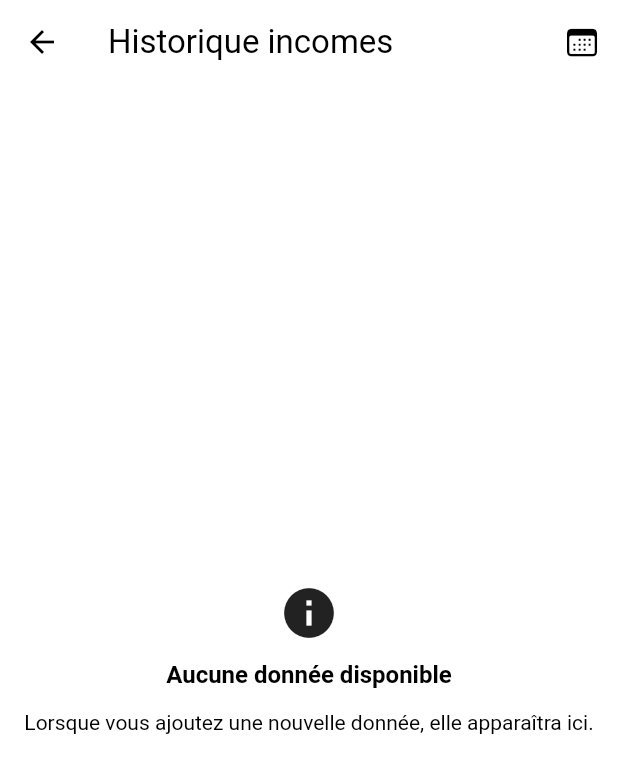
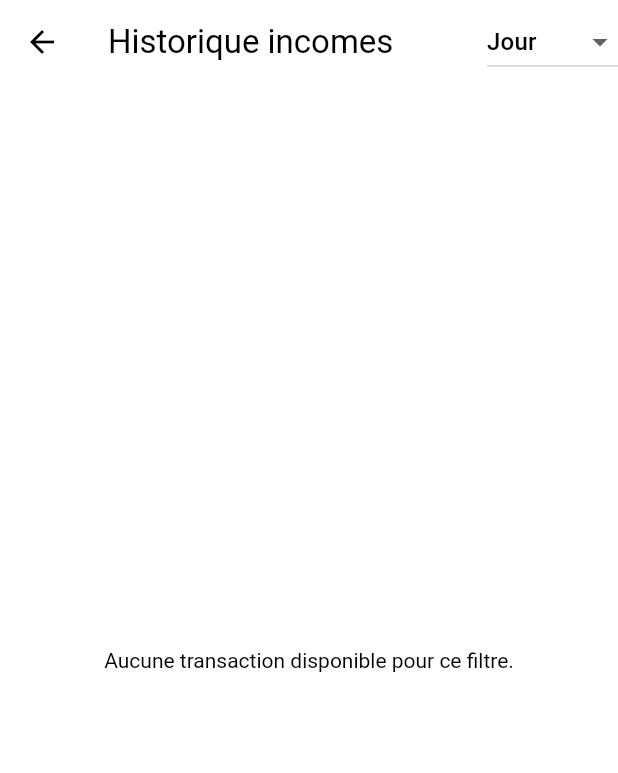
Before and after one commit to justinakonkwa/balar, a Flutter app: the screen it shows once a user with an empty profile is signed in, after a tap on "Revenus", on a phone screen of 412 x 824 dp. Shown: the top 773 px of the screen. Run offline on Flutter 3.47's test engine with Material 3 defaults, Android fonts, the light colour scheme and no system bars; our stand-ins replace cloud_firestore, connectivity_plus, country_code_picker, firebase_auth, firebase_core, firebase_messaging and 7 more; missing offline and left inert: dart:ffi; accounts and stored records are empty; Roboto replaces fonts that are missing (Montserrat).

Commit message:
add filtre per day,week, month and year

```diff
--- a/lib/screens/history_screen.dart
+++ b/lib/screens/history_screen.dart
@@ -20,39 +20,24 @@ class HistoriquePage extends StatefulWidget {
 }
 
 class _HistoriquePageState extends State<HistoriquePage> {
-  final dateFormat = DateFormat('dd/MM/yyyy'); // Format de la date
-  DateTime? selectedDate; // Variable pour stocker la date sélectionnée
-
+  final dateFormat = DateFormat('dd/MM/yyyy');
+  DateTime? selectedDate;
+  String selectedPeriod = 'Jour'; // Période sélectionnée pour le filtre
   Map<DateTime, List<Map<String, dynamic>>> groupedTransactions = {};
 
   @override
   void initState() {
     super.initState();
-    // Chargez vos transactions et organisez-les ici
-    // groupTransactionsByDate(transactions);
   }
 
-  void groupTransactionsByDate(List<Map<String, dynamic>> transactions) {
-    groupedTransactions = {};
+  // Fonction pour générer et partager le PDF
+  Future<void> generatePdfAndShare(
+      List<Map<String, dynamic>> transactions, DateTime? date) async {
+    final pdf = pw.Document();
+    final title = date != null
+        ? "Transactions du ${DateFormat('dd/MM/yyyy').format(date)}"
+        : "Historique complet des transactions";
 
-    for (var transaction in transactions) {
-      DateTime transactionDate = DateTime.parse(transaction['date']);
-      DateTime dateWithoutTime = DateTime(
-          transactionDate.year, transactionDate.month, transactionDate.day);
-
-      if (!groupedTransactions.containsKey(dateWithoutTime)) {
-        groupedTransactions[dateWithoutTime] = [];
-      }
-
-      groupedTransactions[dateWithoutTime]?.add(transaction);
-    }
-  }
-
-  Future<void> generatePdfAndShare(
-      List<Map<String, dynamic>> transactionsForDate, DateTime date) async {
-    final pdf = pw.Document();
-
-    // Ajout d'une page au PDF
     pdf.addPage(
       pw.Page(
         build: (context) {
@@ -60,14 +45,21 @@ class _HistoriquePageState extends State<HistoriquePage> {
             crossAxisAlignment: pw.CrossAxisAlignment.start,
             children: [
               pw.Text(
-                "Transactions du ${DateFormat('dd/MM/yyyy').format(date)}",
+                title,
                 style:
                     pw.TextStyle(fontSize: 18, fontWeight: pw.FontWeight.bold),
               ),
               pw.SizedBox(height: 10),
+              if (transactions.isNotEmpty)
                 pw.Table.fromTextArray(
-                headers: ['N°', 'Catégorie', 'Description', 'Montant'],
-                data: transactionsForDate.asMap().entries.map((entry) {
+                  headers: [
+                    'N°',
+                    'Catégorie',
+                    'Description',
+                    'Montant',
+                    'Date'
+                  ],
+                  data: transactions.asMap().entries.map((entry) {
                     int index = entry.key;
                     Map<String, dynamic> transaction = entry.value;
                     return [
@@ -75,28 +67,65 @@ class _HistoriquePageState extends State<HistoriquePage> {
                       transaction['category']?.toString() ?? '',
                       transaction['description']?.toString() ?? '',
                       transaction['price']?.toString() ?? '',
+                      transaction['date'] != null
+                          ? DateFormat('le dd-MM-yyyy')
+                              .format(DateTime.parse(transaction['date']))
+                          : 'Aucune date disponible',
                     ];
                   }).toList(),
-              ),
+                )
+              else
+                pw.Text("Aucune transaction disponible"),
             ],
           );
         },
       ),
     );
 
-    // Sauvegarde temporaire du PDF dans le répertoire temporaire de l'appareil
     final output = await getTemporaryDirectory();
     final file = File(
-        "${output.path}/transactions_${DateFormat('ddMMyyyy').format(date)}.pdf");
+        "${output.path}/transactions_${date != null ? DateFormat('ddMMyyyy').format(date) : 'historique_complet'}.pdf");
     await file.writeAsBytes(await pdf.save());
 
-    // Créer un XFile à partir du chemin du fichier
     final xFile = XFile(file.path);
+    Share.shareXFiles([xFile], text: title);
+  }
 
-    // Partage du fichier PDF
-    Share.shareXFiles([xFile],
-        text:
-            'Voici vos transactions pour le ${DateFormat('dd/MM/yyyy').format(date)}');
+  // Fonction pour filtrer les transactions par période sélectionnée
+  List<Map<String, dynamic>> filterTransactionsByPeriod(
+      List<Map<String, dynamic>> transactions) {
+    final now = DateTime.now();
+    final filteredTransactions = transactions.where((transaction) {
+      DateTime transactionDate;
+      if (transaction['date'] is Timestamp) {
+        transactionDate = (transaction['date'] as Timestamp).toDate();
+      } else if (transaction['date'] is String) {
+        transactionDate = DateTime.tryParse(transaction['date'])!;
+      } else {
+        return false;
+      }
+
+      switch (selectedPeriod) {
+        case 'Jour':
+          return transactionDate.day == now.day &&
+              transactionDate.month == now.month &&
+              transactionDate.year == now.year;
+        case 'Semaine':
+          final startOfWeek = now.subtract(Duration(days: now.weekday - 1));
+          final endOfWeek = startOfWeek.add(Duration(days: 6));
+          return transactionDate.isAfter(startOfWeek) &&
+              transactionDate.isBefore(endOfWeek);
+        case 'Mois':
+          return transactionDate.month == now.month &&
+              transactionDate.year == now.year;
+        case 'Année':
+          return transactionDate.year == now.year;
+        default:
+          return true;
+      }
+    }).toList();
+
+    return filteredTransactions;
   }
 
   @override
@@ -105,25 +134,20 @@ class _HistoriquePageState extends State<HistoriquePage> {
       appBar: AppBar(
         title: Text("Historique ${widget.type}"),
         actions: [
-          Row(
-            children: [
-              IconButton(
-                icon: Icon(CupertinoIcons.calendar),
-                onPressed: () async {
-                  final DateTime? picked = await showDatePicker(
-                    context: context,
-                    initialDate: DateTime.now(),
-                    firstDate: DateTime(2000),
-                    lastDate: DateTime(2101),
+          DropdownButton<String>(
+            value: selectedPeriod,
+            onChanged: (String? newValue) {
+              setState(() {
+                selectedPeriod = newValue!;
+              });
+            },
+            items: <String>['Jour', 'Semaine', 'Mois', 'Année']
+                .map<DropdownMenuItem<String>>((String value) {
+              return DropdownMenuItem<String>(
+                value: value,
+                child: Text(value),
               );
-                  if (picked != null) {
-                    setState(() {
-                      selectedDate = picked;
-                    });
-                  }
-                },
-              ),
-            ],
+            }).toList(),
           ),
         ],
       ),
@@ -134,14 +158,11 @@ class _HistoriquePageState extends State<HistoriquePage> {
             return const Center(child: CircularProgressIndicator());
           } else if (snapshot.hasError) {
             return Center(
-              child: AppText(
-                text: 'Erreur lors de la récupération des données',
-              ),
+              child:
+                  AppText(text: 'Erreur lors de la récupération des données'),
             );
           } else if (!snapshot.hasData) {
-            return const Center(
-              child: Text('Aucun utilisateur connecté.'),
-            );
+            return const Center(child: Text('Aucun utilisateur connecté.'));
           } else {
             String userId = snapshot.data!;
             return StreamBuilder<List<Map<String, dynamic>>>(
@@ -160,94 +181,21 @@ class _HistoriquePageState extends State<HistoriquePage> {
 
                 final transactions = snapshot.data ?? [];
 
-                // Si aucune transaction n'est disponible
-                if (transactions.isEmpty) {
+                // Filtrer les transactions par période sélectionnée
+                final filteredTransactions =
+                    filterTransactionsByPeriod(transactions);
+
+                if (filteredTransactions.isEmpty) {
                   return Center(
-                    child: Column(
-                      mainAxisAlignment: MainAxisAlignment.center,
-                      children: [
-                        Icon(Icons.info, size: 40),
-                        SizedBox(height: 10),
-                        AppTextLarge(
-                          text: "Aucune donnée disponible",
-                          size: 16,
-                        ),
-                        SizedBox(height: 10),
-                        AppText(
-                          text:
-                              "Lorsque vous ajoutez une nouvelle donnée, elle apparaîtra ici.",
+                    child: Padding(
+                      padding: const EdgeInsets.all(20.0),
+                      child: AppText(
+                        text: "Aucune transaction disponible pour ce filtre.",
                         textAlign: TextAlign.center,
                       ),
-                      ],
                     ),
                   );
-                }
-
-                // Regrouper les transactions par date
-                final groupedTransactions =
-                    <DateTime, List<Map<String, dynamic>>>{};
-
-                for (var transaction in transactions) {
-                  DateTime transactionDate;
-
-                  if (transaction['date'] is Timestamp) {
-                    transactionDate =
-                        (transaction['date'] as Timestamp).toDate();
-                  } else if (transaction['date'] is String) {
-                    transactionDate = DateTime.tryParse(transaction['date'])!;
                 } else {
-                    continue;
-                  }
-
-                  DateTime dateOnly = DateTime(
-                    transactionDate.year,
-                    transactionDate.month,
-                    transactionDate.day,
-                  ); // Ignorer les heures/minutes/secondes
-
-                  if (!groupedTransactions.containsKey(dateOnly)) {
-                    groupedTransactions[dateOnly] = [];
-                  }
-                  groupedTransactions[dateOnly]!.add(transaction);
-                }
-
-                // Si une date a été sélectionnée, filtrer les transactions
-                final filteredTransactions = selectedDate != null
-                    ? groupedTransactions.entries
-                        .where((entry) =>
-                            entry.key ==
-                            DateTime(
-                              selectedDate!.year,
-                              selectedDate!.month,
-                              selectedDate!.day,
-                            ))
-                        .toList()
-                    : groupedTransactions.entries.toList();
-
-                // Si aucune transaction n'est trouvée pour la date sélectionnée
-                if (filteredTransactions.isEmpty) {
-                  return Center(
-                    child: Column(
-                      mainAxisAlignment: MainAxisAlignment.center,
-                      children: [
-                        Icon(Icons.info, size: 40),
-                        SizedBox(height: 10),
-                        AppTextLarge(
-                          text: "Aucune donnée pour la date sélectionnée",
-                          size: 16,
-                        ),
-                        SizedBox(height: 10),
-                        AppText(
-                          text:
-                              "Sélectionnez une autre date ou ajoutez des transactions pour cette date.",
-                          textAlign: TextAlign.center,
-                        ),
-                      ],
-                    ),
-                  );
-                }
-
-                // Affichage du tableau complet
                   return SingleChildScrollView(
                     child: Container(
                       margin: EdgeInsets.all(10.0),
@@ -263,39 +211,20 @@ class _HistoriquePageState extends State<HistoriquePage> {
                           IconButton(
                             icon: Icon(CupertinoIcons.doc_text),
                             onPressed: () {
-                            if (groupedTransactions.isNotEmpty &&
-                                selectedDate != null) {
-                              final selectedDateWithoutTime = DateTime(
-                                  selectedDate!.year,
-                                  selectedDate!.month,
-                                  selectedDate!.day);
-                              final transactionsForSelectedDate =
-                                  groupedTransactions[
-                                          selectedDateWithoutTime] ??
-                                      [];
-
-                              if (transactionsForSelectedDate.isEmpty) {
-                                ScaffoldMessenger.of(context).showSnackBar(
-                                  SnackBar(
-                                    content: Text(
-                                        'Aucune transaction disponible pour cette date.'),
-                                  ),
-                                );
-                              } else {
-                                generatePdfAndShare(transactionsForSelectedDate,
-                                    selectedDateWithoutTime);
-                              }
+                              if (filteredTransactions.isNotEmpty) {
+                                generatePdfAndShare(
+                                    filteredTransactions, selectedDate);
                               } else {
                                 ScaffoldMessenger.of(context).showSnackBar(
                                   SnackBar(
-                                  content: Text(
-                                      'Pas de transactions ou date non sélectionnée.'),
+                                    content: Text(selectedDate == null
+                                        ? "Pas de transactions dans l'historique complet."
+                                        : "Aucune transaction pour cette date sélectionnée."),
                                   ),
                                 );
                               }
                             },
                           ),
-
                           // Affichage des titres du tableau (une seule fois)
                           Table(
                             border: TableBorder.all(style: BorderStyle.none),
@@ -304,6 +233,7 @@ class _HistoriquePageState extends State<HistoriquePage> {
                               1: FlexColumnWidth(1.4),
                               2: FlexColumnWidth(3),
                               3: FlexColumnWidth(2),
+                              4: FlexColumnWidth(2),
                             },
                             children: [
                               TableRow(
@@ -353,60 +283,47 @@ class _HistoriquePageState extends State<HistoriquePage> {
                                       ),
                                     ),
                                   ),
+                                  TableCell(
+                                    child: Container(
+                                      alignment: Alignment.center,
+                                      height: 50,
+                                      color: Theme.of(context).highlightColor,
+                                      child: AppTextLarge(
+                                        text: 'Date',
+                                        size: 14,
+                                      ),
+                                    ),
+                                  ),
                                 ],
                               ),
                             ],
                           ),
 
-                        // Affichage des transactions filtrées par date ou complètes
+                          // Affichage des transactions
                           Column(
-                          children: filteredTransactions.map((entry) {
-                            DateTime date = entry.key;
-                            List<Map<String, dynamic>> transactionsForDate =
-                                entry.value;
+                            children: filteredTransactions
+                                .asMap()
+                                .entries
+                                .map((entry) {
+                              int index = entry.key;
+                              Map<String, dynamic> transaction = entry.value;
 
-                            return Column(
-                              crossAxisAlignment: CrossAxisAlignment.center,
-                              children: [
-                                Padding(
-                                  padding:
-                                      const EdgeInsets.symmetric(vertical: 5.0),
-                                  child: AppText(
-                                    text: "Date le ${dateFormat.format(date)}",
-                                    textAlign: TextAlign.center,
-                                  ),
-                                ),
-
-                                // Tableau des transactions pour cette date
-                                Container(
-                                  padding: EdgeInsets.all(5.0),
-                                  decoration: BoxDecoration(
-                                    borderRadius: BorderRadius.circular(10.0),
-                                    border: Border.all(
-                                      color: Theme.of(context).highlightColor,
-                                    ),
-                                  ),
-                                  child: Table(
-                                    border: TableBorder.all(
-                                        style: BorderStyle.none),
+                              return Table(
+                                border:
+                                    TableBorder.all(style: BorderStyle.none),
                                 columnWidths: const {
                                   0: FlexColumnWidth(0.6),
                                   1: FlexColumnWidth(1.4),
                                   2: FlexColumnWidth(3),
+                                  3: FlexColumnWidth(1.9),
+                                  4: FlexColumnWidth(1.5),
                                 },
-                                    children: transactionsForDate
-                                        .asMap()
-                                        .entries
-                                        .map((entry) {
-                                      int index = entry.key;
-                                      Map<String, dynamic> transaction =
-                                          entry.value;
-                                      return TableRow(
+                                children: [
+                                  TableRow(
                                     children: [
                                       TableCell(
                                         child: Padding(
-                                              padding:
-                                                  const EdgeInsets.all(5.0),
+                                          padding: const EdgeInsets.all(5.0),
                                           child: AppText(
                                             text: (index + 1).toString(),
                                           ),
@@ -414,8 +331,7 @@ class _HistoriquePageState extends State<HistoriquePage> {
                                       ),
                                       TableCell(
                                         child: Padding(
-                                              padding:
-                                                  const EdgeInsets.all(5.0),
+                                          padding: const EdgeInsets.all(5.0),
                                           child: AppText(
                                             text: transaction['category']
                                                     ?.toString() ??
@@ -425,8 +341,7 @@ class _HistoriquePageState extends State<HistoriquePage> {
                                       ),
                                       TableCell(
                                         child: Padding(
-                                              padding:
-                                                  const EdgeInsets.all(5.0),
+                                          padding: const EdgeInsets.all(5.0),
                                           child: AppText(
                                             text: transaction['description']
                                                     ?.toString() ??
@@ -436,8 +351,7 @@ class _HistoriquePageState extends State<HistoriquePage> {
                                       ),
                                       TableCell(
                                         child: Padding(
-                                              padding:
-                                                  const EdgeInsets.all(5.0),
+                                          padding: const EdgeInsets.all(5.0),
                                           child: AppText(
                                             text: transaction['price']
                                                     ?.toString() ??
@@ -445,10 +359,25 @@ class _HistoriquePageState extends State<HistoriquePage> {
                                           ),
                                         ),
                                       ),
+                                      // Exemple de TableCell pour afficher la date
+                                      TableCell(
+                                        child: Padding(
+                                          padding: const EdgeInsets.all(5.0),
+                                          child: AppText(
+                                            text: () {
+                                              if (transaction['date'] != null) {
+                                                DateTime transactionDate =
+                                                    DateTime.parse(
+                                                        transaction['date']);
+                                                return DateFormat('dd-MM-yyyy')
+                                                    .format(transactionDate);
+                                              }
+                                              return '';
+                                            }(),
+                                          ),
+                                        ),
+                                      ),
                                     ],
-                                      );
-                                    }).toList(),
-                                  ),
                                   ),
                                 ],
                               );
@@ -458,6 +387,7 @@ class _HistoriquePageState extends State<HistoriquePage> {
                       ),
                     ),
                   );
+                }
               },
             );
           }
```
Lines whose indentation alone changed are shown as unchanged.
